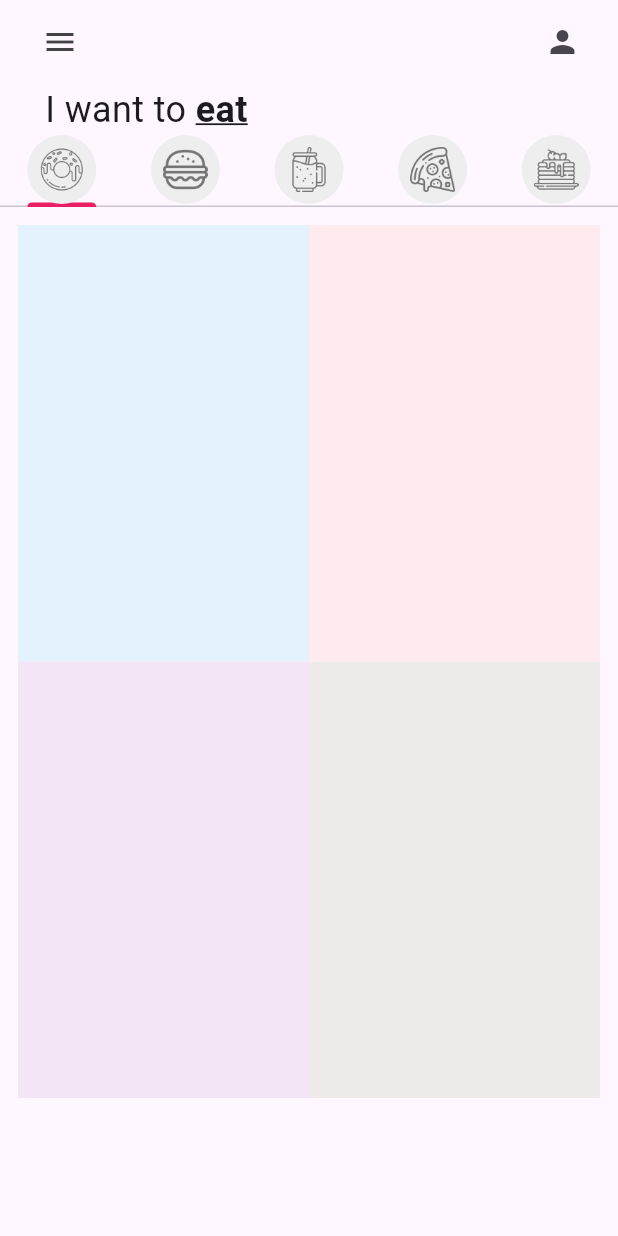
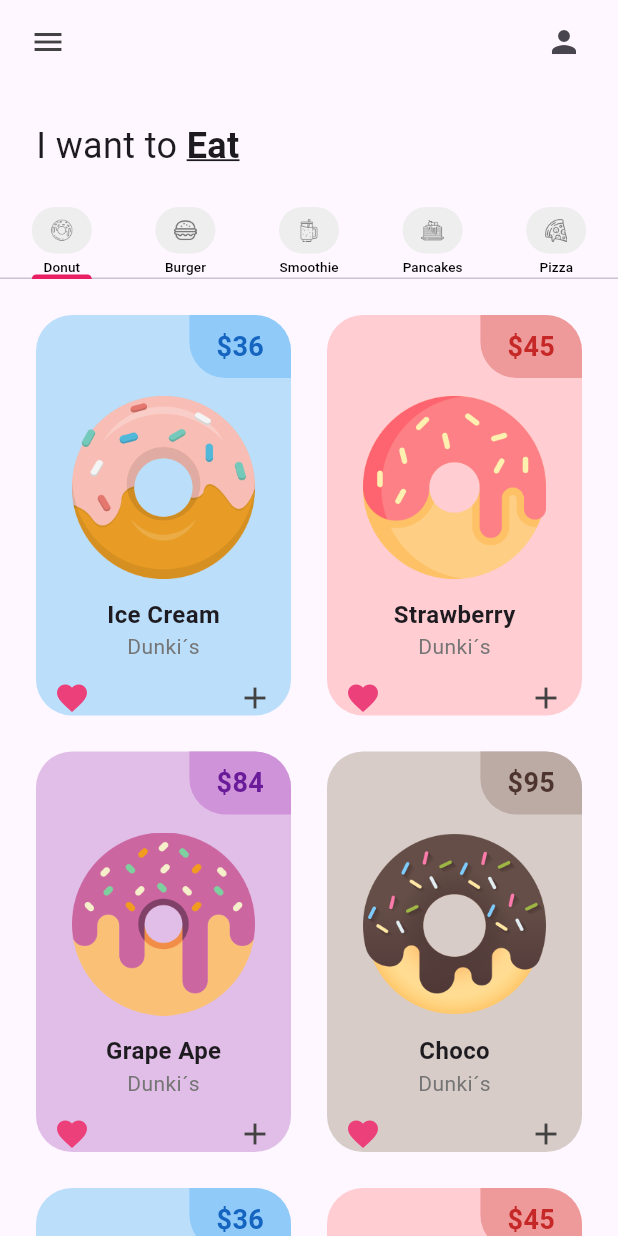
Before and after one commit to SamuelGutierrezC/p1_donut_app_samuel_gutierrez, a Flutter app: the screen it shows after launch, on a phone screen of 412 x 824 dp. Run offline on Flutter 3.47's test engine with Material 3 defaults, Android fonts, the phone set to English and light mode, and no system bars.

Commit message:
Items Added

```diff
--- a/lib/main.dart
+++ b/lib/main.dart
@@ -10,11 +10,11 @@ class MainApp extends StatelessWidget {
 
   @override
   Widget build(BuildContext context) {
-    return MaterialApp(
-      home: HomePage(),
+    return  MaterialApp(
+      debugShowCheckedModeBanner: false,
+      home: const HomePage(),
       theme: ThemeData(
-         tabBarTheme: const TabBarTheme(indicatorColor: Colors.pink)
-      ),
+        tabBarTheme: const TabBarTheme(indicatorColor: Colors.pink)),
     );
   }
 }
--- a/lib/pages/home_page.dart
+++ b/lib/pages/home_page.dart
@@ -15,65 +15,84 @@ class HomePage extends StatefulWidget {
   State<HomePage> createState() => _HomePageState();
 }
 
-List<Widget> myTabs =[
-  //donut tab
-   const MyTab(iconPath: 'lib/icons/donut.png',),
+class _HomePageState extends State<HomePage> {
+
+  List<Widget> myTabs = [
+    //Donut tab
+    const MyTab(
+      iconPath: "lib/icons/donut.png",
+      label: "Donut",
+      ),
     //burger tab
-   const MyTab(iconPath: 'lib/icons/burger.png',),
-  //smothie tab
-  const MyTab(iconPath: 'lib/icons/smoothie.png'),
+    const MyTab(
+      iconPath: "lib/icons/burger.png",
+      label: "Burger",
+      ),
+    //smoothie tab
+    const MyTab(
+      iconPath: "lib/icons/smoothie.png",
+      label: "Smoothie",
+      ),
+    //pancake tab
+    const MyTab(
+      iconPath: "lib/icons/pancakes.png",
+      label: "Pancakes",
+      ),
     //pizza tab
-  const MyTab(iconPath: 'lib/icons/pizza.png',),
-   //pancakes
-  const MyTab(iconPath: 'lib/icons/pancakes.png',)
+    const MyTab(
+      iconPath: "lib/icons/pizza.png",
+      label: "Pizza",
+      )
   ];
-class _HomePageState extends State<HomePage> {
   @override
   Widget build(BuildContext context) {
     return  DefaultTabController(
-      length: 5,
+      length: myTabs.length,
       child: Scaffold(
         appBar: AppBar(
-          backgroundColor:  Colors.transparent,
+        backgroundColor: Colors.transparent,
         leading: Padding(
-            padding: const EdgeInsets.only(left: 24.0),
+          padding: const EdgeInsets.only(left: 8.0),
           child: Icon(
             Icons.menu,
-              color: Colors.grey[800]
+            color:Colors.grey[800],
             ),
         ),
-         actions: const[Padding(
-           padding: EdgeInsets.only(right: 25.0),
+        actions: const [Padding(
+          padding: EdgeInsets.only(right: 24.0),
           child: Icon(Icons.person),
-         )
-         ],
+        )],
         ),
-       body: Column(children: [
-        //texto "i want to sing"
+        body:  Column(
+      children: [
+        // Texto "I want to eat"
         const Padding(
-          padding: EdgeInsets.only(left: 30.0),
+          padding: EdgeInsets.all(24.0),
           child: Row(
             children: [
-              Text("I want to ", style: TextStyle(fontSize: 24), ),
-              Text("eat", style :TextStyle(fontSize: 24, fontWeight: FontWeight.bold, decoration: TextDecoration.underline),),
+              Text("I want to ", style: TextStyle(fontSize: 24,),),
+              Text("Eat", style: TextStyle(fontSize: 24,
+              fontWeight: FontWeight.bold,
+              decoration: TextDecoration.underline)
+              ),
             ],
           ),
         ),
-        //tab bar
+        //Tab bar
         TabBar(tabs: myTabs),
-        //tab bar view
+        //Tab bar view
         Expanded(
           child: TabBarView(children: [
             DonutTab(),
             const BurgerTab(),
             const SmoothieTab(),
-          const PizzaTab(),
-          const PanCakeTab()
-        ])
-        )
+            const PanCakeTab(),
+            const PizzaTab()
+        ]))
 
+        //Total del carrito
       ],),
       ),
-    ); //Icon
+    );
   }
 }
--- a/lib/tab/donut_tab.dart
+++ b/lib/tab/donut_tab.dart
@@ -3,12 +3,16 @@ import 'package:p1_donut_app_samuel_gutierrez/utils/donut_tile.dart';
 
 class DonutTab extends StatelessWidget {
   // list of donuts
-  final List donutsOnSale = [
-  // [ donutFlavor, donutPrice, donutColor, imageName ]
-  ["Ice Cream", "36", Colors.blue, "lib/images/icecream_donut.png"],
-  ["Strawberry", "45", Colors.red, "lib/images/strawberry_donut.png"],
-  ["Grape Ape", "84", Colors.purple, "lib/images/grape_donut.png"],
-  ["Choco", "95", Colors.brown, "lib/images/chocolate_donut.png"],
+ final List donutsOnSale = [
+    //[ donutFlavor, donutPrice, donutColor, imageName ]
+    ["Ice Cream", "36", Colors.blue, "lib/images/icecream_donut.png"],
+    ["Strawberry", "45", Colors.red, "lib/images/strawberry_donut.png"],
+    ["Grape Ape", "84", Colors.purple, "lib/images/grape_donut.png"],
+    ["Choco", "95", Colors.brown, "lib/images/chocolate_donut.png"],
+    ["Chocochispas", "36", Colors.blue, "lib/images/icecream_donut.png"],
+    ["Adereso", "45", Colors.red, "lib/images/strawberry_donut.png"],
+    ["Chispas", "84", Colors.purple, "lib/images/grape_donut.png"],
+    ["Chaco", "95", Colors.brown, "lib/images/chocolate_donut.png"],
   ];
 
   DonutTab({super.key});
--- a/lib/utils/donut_tile.dart
+++ b/lib/utils/donut_tile.dart
@@ -3,19 +3,66 @@ import 'package:flutter/material.dart';
 class DonutTile extends StatelessWidget {
   final String donutFlavor;
   final String donutPrice;
-  final dynamic donutColor; //dinamico porque será de tipo color
+  final dynamic donutColor; //dynamic porque sera de tipo de color
   final String imageName;
 
-  const DonutTile({super.key,
-  required this.donutFlavor,
-  required this.donutPrice,
-  this.donutColor,
-  required this.imageName});
+  const DonutTile({super.key, required this.donutFlavor, required this.donutPrice, this.donutColor, required this.imageName});
 
   @override
   Widget build(BuildContext context) {
-    return Container(
-      decoration: BoxDecoration(color: donutColor[50]),
+    return Padding(
+      padding: const EdgeInsets.all(12),
+      child: Container(
+        decoration: BoxDecoration(color: donutColor [100], borderRadius: BorderRadius.circular(24)),
+      child: Column(
+        children: [
+        Row(
+          mainAxisAlignment: MainAxisAlignment.end,
+          children: [Container(
+            decoration: BoxDecoration(color: donutColor[200],
+            borderRadius: const BorderRadius.only(
+              topRight: Radius.circular(24),
+              bottomLeft: Radius.circular(24))),
+            padding:
+            const EdgeInsets.symmetric(vertical: 8,horizontal: 18),
+            child: Text("\$$donutPrice",
+                style: TextStyle(
+                  fontSize: 18,
+                  fontWeight: FontWeight.bold,
+                  color: donutColor[800]
+                ),),
+          )],),
+              //Donut picture
+              Padding(
+                padding: const EdgeInsets.symmetric(
+                horizontal:24,
+                vertical:12),
+                child: Image.asset(imageName),
+              ),
+              //Donut flavor Tex
+              Text(donutFlavor,
+              style: const TextStyle(
+                fontSize: 16,
+                fontWeight: FontWeight.bold
+              ),),
+              Text("Dunki´s",
+              style: TextStyle(color: Colors.grey[600])),
+              //Love icon + add button
+              Padding(
+                padding: const EdgeInsets.all(12),
+                child: Row(
+                  mainAxisAlignment: MainAxisAlignment.spaceBetween,
+                  children: [
+                    //love icon
+                    Icon(Icons.favorite, color: Colors.pink[400],),
+                    //plus Button
+                    Icon(Icons.add, color: Colors.grey[800],)
+                  ],
+                ),
+              )
+            ],
+      ),
+      ),
     );
   }
 }
--- a/lib/utils/my_tab.dart
+++ b/lib/utils/my_tab.dart
@@ -2,21 +2,45 @@ import 'package:flutter/material.dart';
 
 class MyTab extends StatelessWidget {
   final String iconPath;
-  const MyTab({super.key, required this.iconPath});
+  final String label;
+
+  const MyTab({
+    super.key,
+    required this.iconPath,
+    required this.label,
+  });
 
   @override
   Widget build(BuildContext context) {
     return Tab(
+      child: Column(
+        mainAxisSize: MainAxisSize
+            .min, // Asegura que la columna no ocupe más espacio del necesario
+        children: [
+          Flexible(
             child: Container(
               padding: const EdgeInsets.all(8),
               decoration: BoxDecoration(
-          color : Colors.grey[200],
-          borderRadius: BorderRadius.circular(40)
+                color: Colors.grey[200],
+                borderRadius: BorderRadius.circular(40),
               ),
               child: Image.asset(
                 iconPath,
                 color: Colors.grey[600],
+                width: 24,
+                height: 24,
               ),
+            ),
+          ),
+          const SizedBox(height: 2),
+          Text(
+            label,
+            style: const TextStyle(
+              fontSize: 9,
+              color: Colors.black,
+            ),
+          ),
+        ],
      ),
 );
 }
```
Lines whose indentation alone changed are shown as unchanged.
